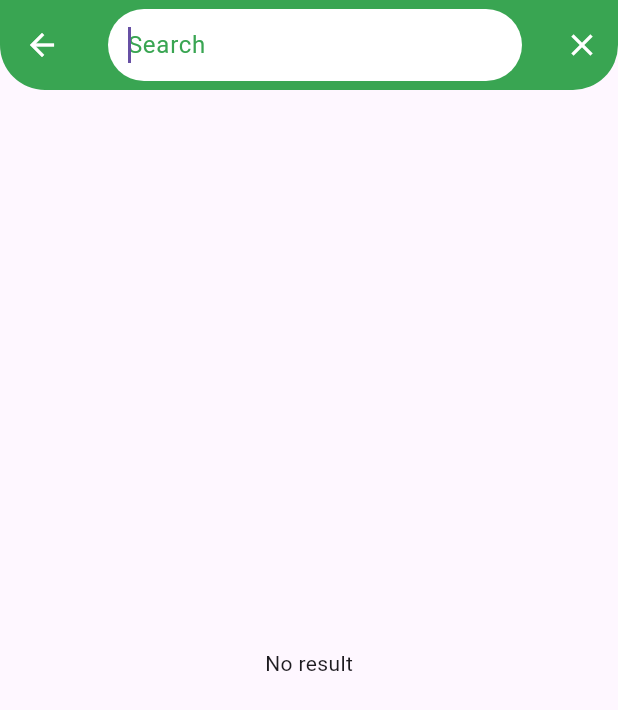
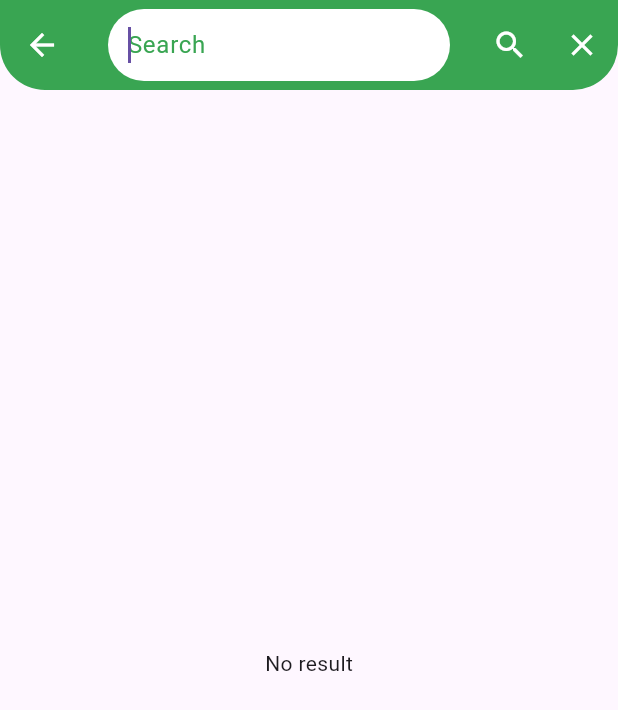
Before and after one commit to Sanaa006/News_application, a Flutter app: the screen it shows after launch, scrolled down 111 dp, after a tap on the "search" icon, on a phone screen of 412 x 824 dp. Shown: the top 710 px of the screen. Run offline on Flutter 3.47's test engine with Material 3 defaults, Android fonts, the phone set to English and light mode, and no system bars; our stand-ins replace timeago.

Commit message:
make search more Dynamic

```diff
--- a/lib/home/searchWedgit.dart
+++ b/lib/home/searchWedgit.dart
@@ -23,19 +23,27 @@ class customSearchDelegate extends SearchDelegate {
   @override
   List<Widget>? buildActions(BuildContext context) {
     return [
+
+      IconButton(
+          onPressed: () {
+            showResults(context);
+          },
+          icon: Icon(
+            Icons.search,
+          )),
       IconButton(
           onPressed: () {
             query = "";
           },
           icon: Icon(
             Icons.close,
-          ))
+          )),
     ];
   }
 
   @override
   Widget? buildLeading(BuildContext context) {
-    return null;
+    return  null;
   }
 
   @override
--- a/lib/news/news_item.dart
+++ b/lib/news/news_item.dart
@@ -1,3 +1,4 @@
+
 import 'package:flutter/material.dart';
 import 'package:news_application/my_theme.dart';
 import 'package:timeago/timeago.dart' as timeago;
@@ -20,8 +21,9 @@ class NewsItem extends StatelessWidget {
             padding: EdgeInsets.only(bottom: 10),
             child: ClipRRect(
                 borderRadius: BorderRadius.circular(15),
-                child: Image.network(
-                  news.urlToImage ?? " ",
+                child: Image.network(news.urlToImage ?? " ",
+
+
                   width: double.infinity,
                   fit: BoxFit.fill,
                   height: MediaQuery.of(context).size.height * 0.35,
```
Also changed, not shown: pubspec.lock.
